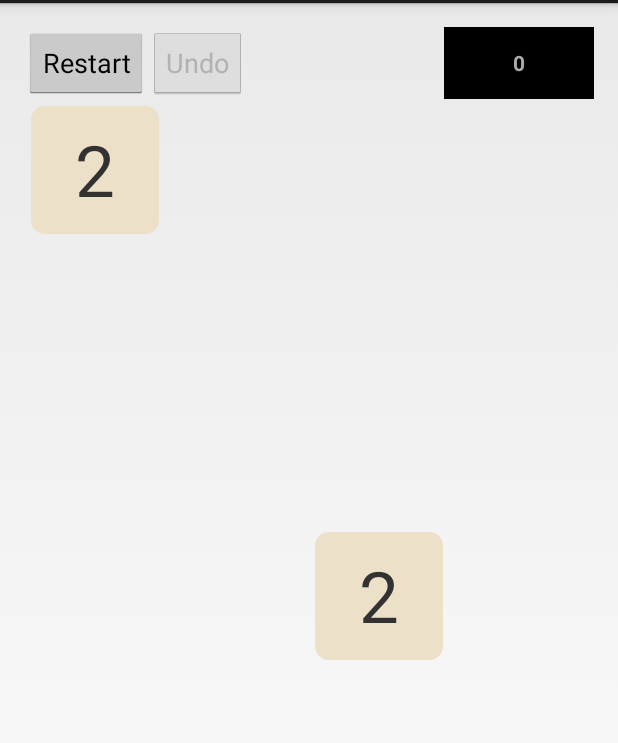
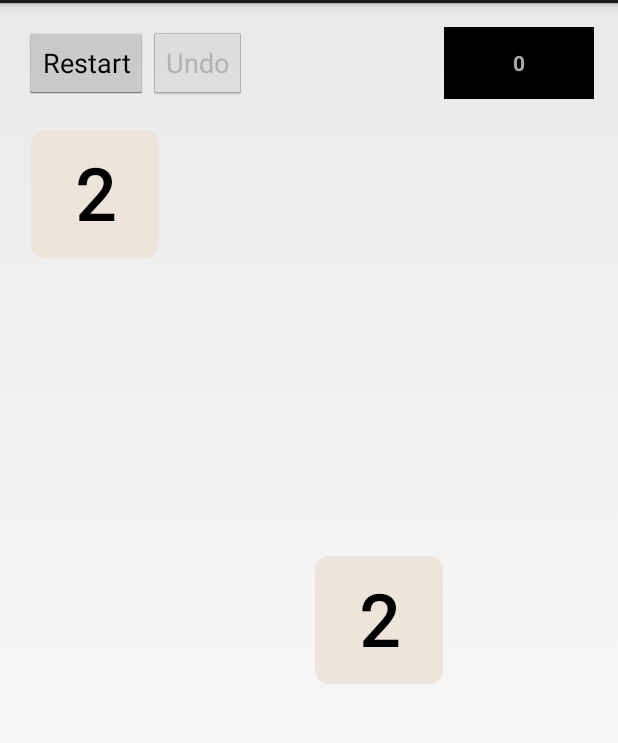
Before and after one commit to wonyoung/My2048, an Android app: the screen it shows after launch (MainActivity), on a phone screen of 412 x 824 dp, the part 69-812 px from its top. Run offline under Robolectric (Android 15) with nearby library versions, the phone set to English and light mode, and no system bars.

Commit message:
Add style(text color, size)

```diff
--- a/app/src/main/java/com/jooyunghan/my2048/MainActivity.java
+++ b/app/src/main/java/com/jooyunghan/my2048/MainActivity.java
@@ -5,6 +5,7 @@ import android.animation.AnimatorListenerAdapter;
 import android.animation.TimeInterpolator;
 import android.app.Activity;
 import android.content.res.TypedArray;
+import android.graphics.Paint;
 import android.graphics.drawable.ShapeDrawable;
 import android.graphics.drawable.shapes.RoundRectShape;
 import android.os.Bundle;
@@ -43,6 +44,7 @@ public class MainActivity extends Activity implements GameView {
     private CellAnimator forwardAnimator = new ForwardAnimator();
     private CellAnimator reverseAnimator = new ReverseAnimator();
     private int[] colors;
+    private int[] textColors;
     private RoundRectShape roundRectShape;
     private int oldScore;
 
@@ -82,12 +84,18 @@ public class MainActivity extends Activity implements GameView {
     }
 
     private void loadColors() {
-        TypedArray ta = getResources().obtainTypedArray(R.array.colors);
-        colors = new int[ta.length()];
+        this.colors = loadColorResource(R.array.colors);
+        this.textColors = loadColorResource(R.array.text_colors);
+    }
+
+    private int[] loadColorResource(int colorsResource) {
+        TypedArray ta = getResources().obtainTypedArray(colorsResource);
+        int[] colors = new int[ta.length()];
         for (int i = 0; i < ta.length(); i++) {
             colors[i] = ta.getColor(i, 0);
         }
         ta.recycle();
+        return colors;
     }
 
     private void prepareBackground() {
@@ -196,23 +204,25 @@ public class MainActivity extends Activity implements GameView {
 
     private int indexOf(int value) {
         int index = 0;
-        while (value > 0 && index < colors.length) {
+        while (value > 2) {
             value >>= 1;
             index++;
         }
-        return index - 1;
+        return index;
     }
 
     private View viewFor(final int value) {
+        int index = indexOf(value);
+
         TextView view = new TextView(this);
-
-        view.setTextSize(TypedValue.COMPLEX_UNIT_PX, TEXT_SIZE);
+        view.setTextSize(TypedValue.COMPLEX_UNIT_PX, textSizeFor(value));
         view.setGravity(Gravity.CENTER);
-
+        view.setTextColor(textColorFor(index));
         view.setText(value + "");
+        view.setPaintFlags(Paint.FAKE_BOLD_TEXT_FLAG | Paint.ANTI_ALIAS_FLAG);
 
         ShapeDrawable bg = new ShapeDrawable(roundRectShape);
-        bg.getPaint().setColor(colorFor(value));
+        bg.getPaint().setColor(colorFor(index));
         view.setBackgroundDrawable(bg);
 
         return view;
@@ -222,8 +232,24 @@ public class MainActivity extends Activity implements GameView {
         container.addView(view, SIZE - PADDING * 2, SIZE - PADDING * 2);
     }
 
-    private int colorFor(int value) {
-        return colors[indexOf(value)];
+    private int textSizeFor(int value) {
+        if (value < 100) {
+            return TEXT_SIZE;
+        } else if (value < 1000) {
+            return TEXT_SIZE * 3 / 4;
+        } else if (value < 10000) {
+            return TEXT_SIZE * 2 / 3;
+        } else {
+            return TEXT_SIZE / 2;
+        }
+    }
+
+    private int textColorFor(int index) {
+        return textColors[Math.min(index, textColors.length - 1)];
+    }
+
+    private int colorFor(int index) {
+        return colors[Math.min(index, colors.length - 1)];
     }
 
     private class ForwardAnimator implements CellAnimator {
--- a/app/src/main/res/layout/activity_main.xml
+++ b/app/src/main/res/layout/activity_main.xml
@@ -54,7 +54,7 @@
         android:layout_alignParentLeft="true"
         android:layout_alignParentRight="true"
         android:layout_alignParentBottom="true"
-        ></FrameLayout>
+        android:layout_marginTop="@dimen/activity_vertical_margin"></FrameLayout>
 
 
 </RelativeLayout>
--- a/app/src/main/res/values/colors.xml
+++ b/app/src/main/res/values/colors.xml
@@ -10,8 +10,12 @@
         <item>#edcf72</item>
         <item>#edcc61</item>
         <item>#edc850</item>
-        <item>#edc53f</item>
         <item>#edc22e</item>
         <item>#3c3a32</item>
     </array>
+    <array name="text_colors">
+        <item>#000000</item>
+        <item>#000000</item>
+        <item>#f9f6f2</item>
+    </array>
 </resources>
```
